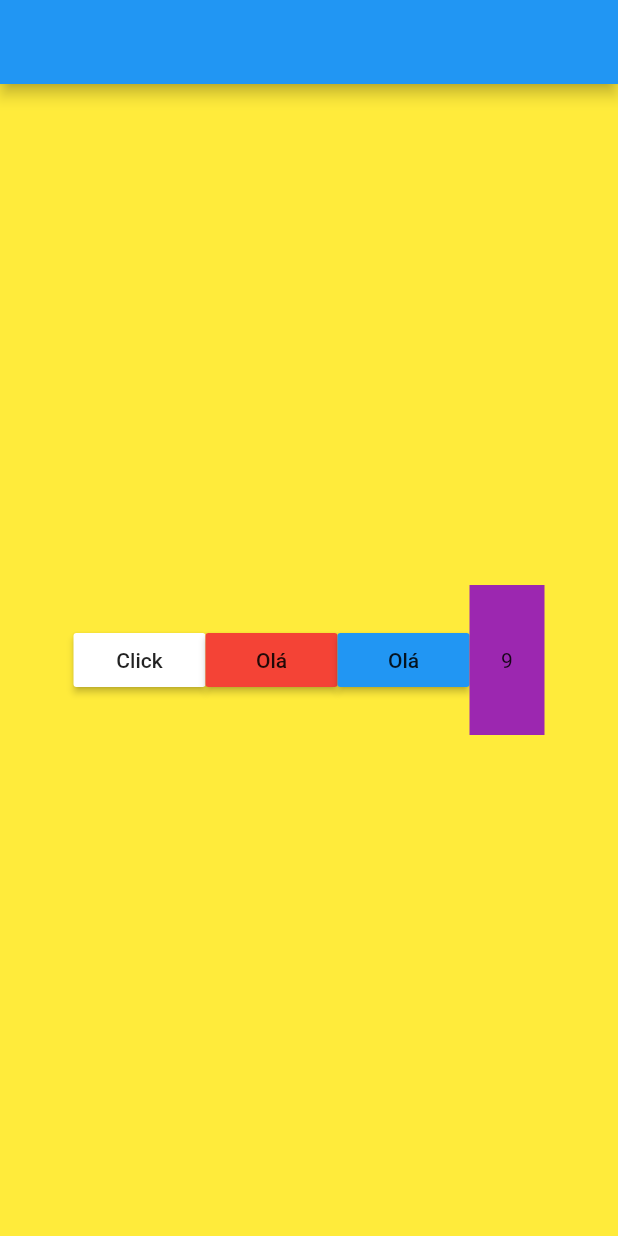
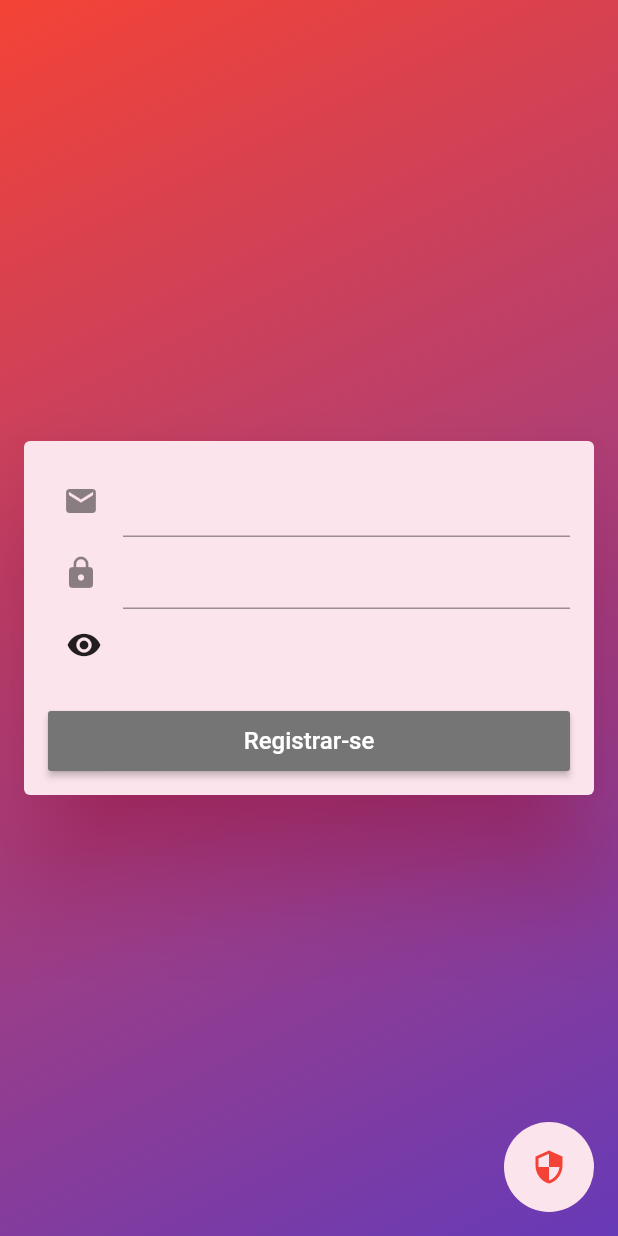
Before and after one commit to Tetano/ajudantetech, a Flutter app: the screen it shows after launch, on a phone screen of 412 x 824 dp. Run offline on Flutter 3.47's test engine with Material 2 defaults, Android fonts, the phone set to English and light mode, and no system bars; our stand-ins replace cloud_firestore, firebase_auth; accounts and stored records are empty.

Commit message:
Campo de escurecer + login_screen.dart finalizados

```diff
--- /dev/null
+++ b/lib/components/form_field.dart
@@ -0,0 +1,22 @@
+
+import 'package:flutter/cupertino.dart';
+
+class Campos extends ChangeNotifier {
+  bool obscure = false;
+
+
+  bool obscureText(bool obscure) {
+    if (obscure == false) {
+      obscure = true;
+      notifyListeners();
+      print(obscure);
+      return obscure;
+    }
+    else {
+      obscure = false;
+      notifyListeners();
+      print(obscure);
+      return obscure;
+    }
+  }
+}
--- a/lib/main.dart
+++ b/lib/main.dart
@@ -1,3 +1,4 @@
+import 'package:ajudantetech/components/form_field.dart';
 import 'package:ajudantetech/models/user/user_manager.dart';
 import 'package:ajudantetech/screens/base_screen.dart';
 import 'package:ajudantetech/screens/landing_page.dart';
@@ -20,6 +21,10 @@ class MyApp extends StatelessWidget {
       ChangeNotifierProvider(
         create: (_) => UserManager(),
         lazy: false,
+      ),
+      ChangeNotifierProvider(
+        create: (_) => Campos(),
+        lazy: false,
       )
       ],
       child: MaterialApp(
@@ -29,6 +34,9 @@ class MyApp extends StatelessWidget {
           primarySwatch: Colors.blue,
           visualDensity: VisualDensity.adaptivePlatformDensity,
         ),
+        home: Scaffold(
+          body: BaseScreen(1),
+          ),
         onGenerateRoute: (settings){
           switch (settings.name){
             case '/register':
@@ -38,12 +46,11 @@ class MyApp extends StatelessWidget {
             case '/menu':
             default:
               return MaterialPageRoute(
-                builder:(_) => LandingPage()
+                  builder:(_) => LandingPage()
               );
           }
         },
-        home: LandingPage(),
-      ),
+        ),
     );
   }
 }
--- a/lib/screens/base_screen.dart
+++ b/lib/screens/base_screen.dart
@@ -1,16 +1,30 @@
+import 'package:ajudantetech/screens/login/login_screen.dart';
 import 'package:ajudantetech/screens/register/register_screen.dart';
 import 'package:flutter/material.dart';
 
+import 'landing_page.dart';
+
 class BaseScreen extends StatelessWidget {
   final PageController pageController = PageController();
+  double pagina;
+  int pag;
+  BaseScreen(this.pagina);
   @override
   Widget build(BuildContext context) {
     return PageView(
+      onPageChanged: (pag){
+        pagina = pageController.page;
+        print(pagina);
+      },
       controller: pageController,
+      scrollDirection: Axis.vertical,
       children: [
-        RegisterScreen(
-        )
+        LoginScreen(),
+        RegisterScreen(),
+        LandingPage(),
+        Scaffold(),
       ],
+
     );
   }
 }
--- a/lib/screens/landing_page.dart
+++ b/lib/screens/landing_page.dart
@@ -46,7 +46,6 @@ class LandingPage extends StatelessWidget {
                      child: Text("Click"),
                    ),
                    DefaultButton(color: testar(),),
-                   DefaultButton(color: testar(),),
                    MiniBox(color: testar(),number: randNum(10),)
                  ],
                );
--- /dev/null
+++ b/lib/screens/login/login_screen.dart
@@ -0,0 +1,135 @@
+import 'package:ajudantetech/components/form_field.dart';
+import 'package:ajudantetech/models/user/user_manager.dart';
+import 'package:flutter/material.dart';
+import 'package:provider/provider.dart';
+
+class LoginScreen extends StatefulWidget {
+  @override
+  _LoginScreenState createState() => _LoginScreenState();
+}
+
+class _LoginScreenState extends State<LoginScreen> {
+  final GlobalKey<FormState> formKey = GlobalKey<FormState>();
+
+  final GlobalKey<ScaffoldState> scaffoldKey = GlobalKey<ScaffoldState>();
+  final GlobalKey<EditableTextState> passKey = GlobalKey<EditableTextState>();
+  bool obscure = false;
+
+  String tittle = "Criar Conta";
+
+
+  @override
+  Widget build(BuildContext context) {
+    setState(() {
+      obscure = !obscure;
+    });
+    return Container(
+      decoration: BoxDecoration(
+          gradient: LinearGradient(
+              begin: Alignment.topLeft,
+              end: Alignment.bottomRight,
+              colors: [Colors.red, Colors.deepPurple]
+          )
+      ),
+      child: Scaffold(
+        key: scaffoldKey,
+        backgroundColor: Colors.transparent,
+        body: Align(
+          alignment: Alignment.center,
+          child: Card(
+            elevation: 30,
+            shadowColor: Colors.pink,
+            color: Colors.pink[50],
+            margin: const EdgeInsets.symmetric(horizontal: 16),
+              child: Form(
+                key: formKey,
+                child: Consumer<UserManager>(
+                    builder: (_, userManager, __) {
+                      return Consumer<Campos>(
+                        builder: (_,campos,__){
+                            return ListView(
+                              padding: const EdgeInsets.all(16),
+                              shrinkWrap: true,
+                              children: [
+                                TextFormField(
+                                  decoration: const InputDecoration(
+                                      alignLabelWithHint: true, icon: Padding(
+                                    padding: EdgeInsets.only(left: 10),
+                                        child: Icon(
+                                        Icons.email),
+                                      )),
+                                ),
+                                TextFormField(
+                                  key: passKey,
+//                                  obscureText: campos.obscureText(obscure),
+                                  obscureText: obscure,
+                                  decoration: const InputDecoration(
+                                      alignLabelWithHint: true, icon: Padding(
+                                    padding: EdgeInsets.only(left: 10),
+                                    child: Icon(
+                                        Icons.lock),
+                                  )),
+                                ),
+                                Align(
+                                  alignment: Alignment.centerLeft,
+
+                                    child: IconButton(
+                                      icon: Icon(Icons.remove_red_eye),
+                                      onPressed: () {
+                                          obscure = campos.obscureText(obscure);
+                                      },
+                                    ),
+                                  ),
+                                Padding(
+                                  padding: EdgeInsets.fromLTRB(0, 20, 0, 0),
+                                  child: SizedBox(
+                                    height: 40,
+                                    child: RaisedButton(
+                                      color: Colors.grey[600],
+                                      onPressed: () {},
+                                      child: Text(
+                                        'Registrar-se',
+                                        style: TextStyle(
+                                            fontSize: 16,
+                                            color: Colors.white
+                                        ),
+                                      ),
+                                    ),
+                                  ),
+                                )
+                              ],
+                            );
+                        },
+                      );
+                    }
+                ),
+              ),
+          ),
+        ),
+        floatingActionButton:
+        CircleAvatar(
+
+            foregroundColor: Colors.pink[50],
+            backgroundColor: Colors.pink[50],
+            radius: 30,
+            child: IconButton(
+                onPressed: () {
+                  scaffoldKey.currentState.showSnackBar(
+                      SnackBar(
+                        content: Text(
+                            "Não se preocupe, seus dados estão seguros e Criptografados"),
+                        backgroundColor: Colors.blue[300],
+                      )
+                  );
+                },
+                color: Colors.red,
+                icon: Icon(
+                  Icons.security,
+                  color: Colors.red,
+                )
+            )
+        ),
+      ),
+    );
+  }
+}
```
